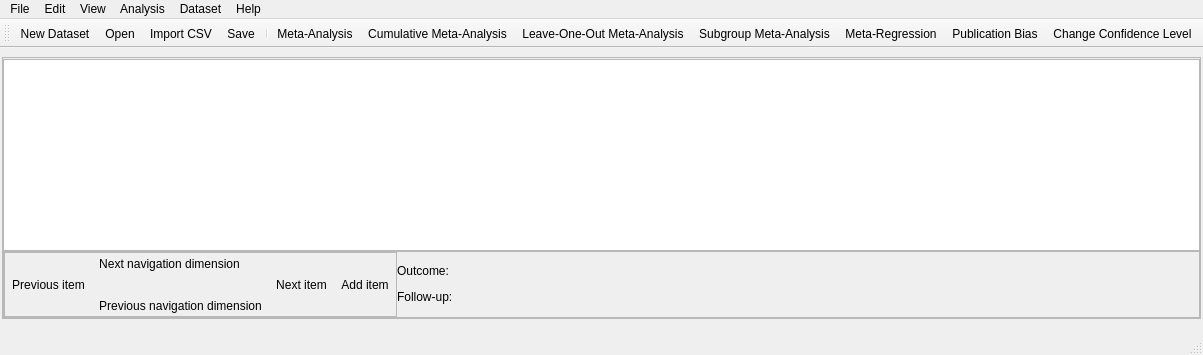
AliSalman-et-al/rc-metastudio, file src/rc_metastudio/forms/main_window.ui: the form before one commit.
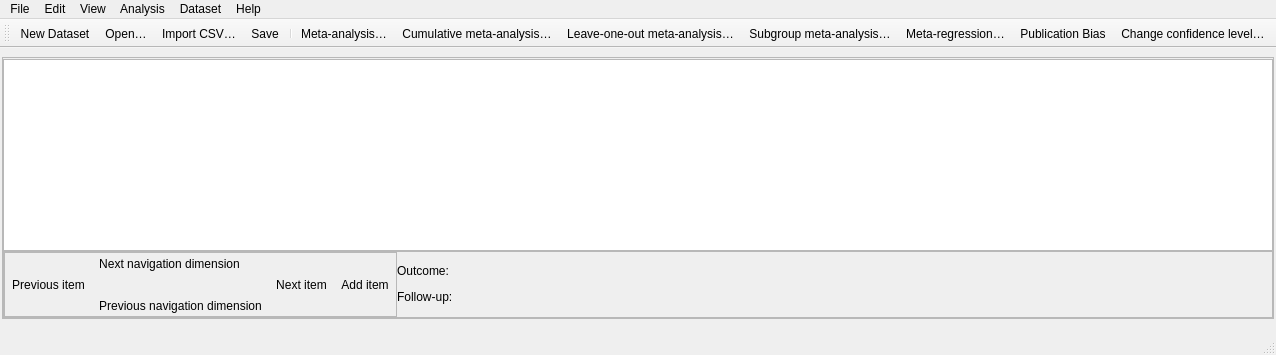
The form after the commit. Icons and pictures are not drawn.

Commit message: Polish action labels and distinguish the empty workspace state

```diff
--- a/src/rc_metastudio/forms/main_window.ui
+++ b/src/rc_metastudio/forms/main_window.ui
@@ -432,7 +432,7 @@
      <normaloff>:/icons/actions/open.svg</normaloff>:/icons/actions/open.svg</iconset>
    </property>
    <property name="text">
-    <string>Open</string>
+    <string>Open…</string>
    </property>
   </action>
   <action name="action_quit">
@@ -450,7 +450,7 @@
      <normaloff>:/icons/analyses/meta-analysis.svg</normaloff>:/icons/analyses/meta-analysis.svg</iconset>
    </property>
    <property name="text">
-    <string>Meta-Analysis</string>
+    <string>Meta-analysis…</string>
    </property>
   </action>
   <action name="action_edit">
@@ -477,7 +477,7 @@
      <normaloff>:/icons/analyses/cumulative-analysis.svg</normaloff>:/icons/analyses/cumulative-analysis.svg</iconset>
    </property>
    <property name="text">
-    <string>Cumulative Meta-Analysis</string>
+    <string>Cumulative meta-analysis…</string>
    </property>
   </action>
   <action name="action_loo_ma">
@@ -486,7 +486,7 @@
      <normaloff>:/icons/analyses/leave-one-out-analysis.svg</normaloff>:/icons/analyses/leave-one-out-analysis.svg</iconset>
    </property>
    <property name="text">
-    <string>Leave-One-Out Meta-Analysis</string>
+    <string>Leave-one-out meta-analysis…</string>
    </property>
   </action>
   <action name="action_new_dataset">
@@ -504,7 +504,7 @@
      <normaloff>:/icons/analyses/meta-regression.svg</normaloff>:/icons/analyses/meta-regression.svg</iconset>
    </property>
    <property name="text">
-    <string>Meta-Regression</string>
+    <string>Meta-regression…</string>
    </property>
   </action>
   <action name="action_publication_bias">
@@ -572,7 +572,7 @@
      <normaloff>:/icons/analyses/subgroup-analysis.svg</normaloff>:/icons/analyses/subgroup-analysis.svg</iconset>
    </property>
    <property name="text">
-    <string>Subgroup Meta-Analysis</string>
+    <string>Subgroup meta-analysis…</string>
    </property>
   </action>
   <action name="action_save_as">
@@ -599,7 +599,7 @@
      <normaloff>:/icons/actions/confidence-level.svg</normaloff>:/icons/actions/confidence-level.svg</iconset>
    </property>
    <property name="text">
-    <string>Change Confidence Level</string>
+    <string>Change confidence level…</string>
    </property>
   </action>
   <action name="action_import_csv">
@@ -608,7 +608,7 @@
      <normaloff>:/icons/actions/import-csv.svg</normaloff>:/icons/actions/import-csv.svg</iconset>
    </property>
    <property name="text">
-    <string>Import CSV</string>
+    <string>Import CSV…</string>
    </property>
   </action>
   <action name="action_auto_fit_columns">
```
Left out of the diff: 10 changed lines with no effect on the pictures. The commit also changes 1 other file.
